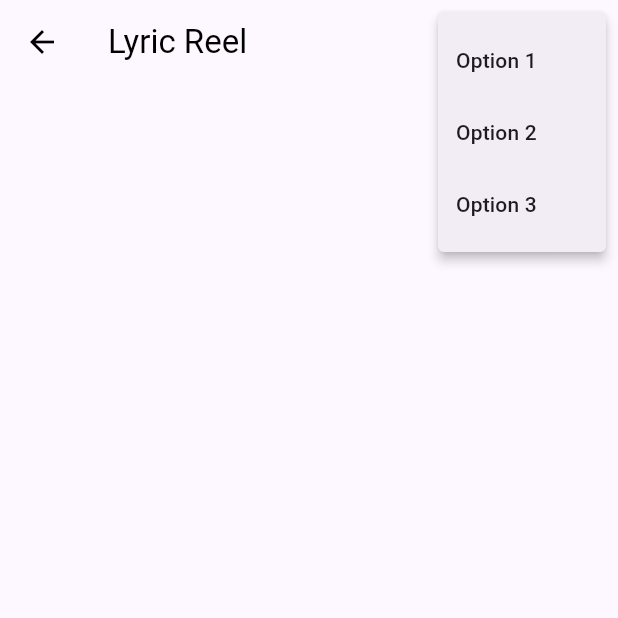
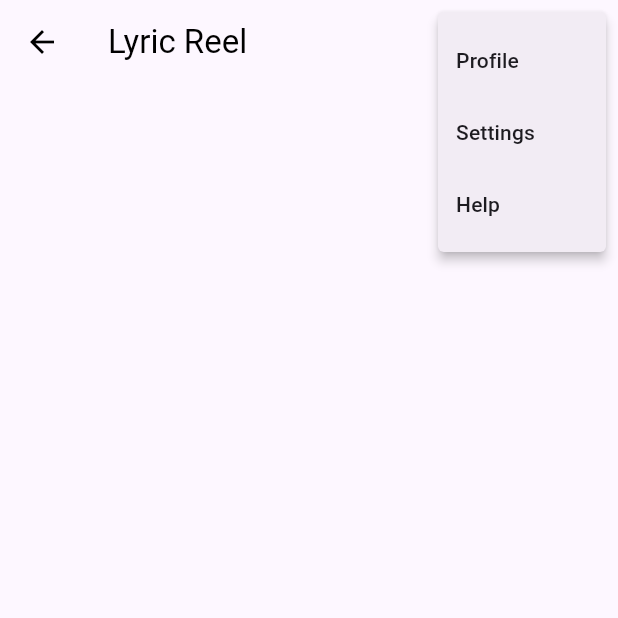
Before and after one commit to buzurg2003/lyric_reel, a Flutter app: the HomePage screen opened by its route, after a tap on the "more vert" icon, on a phone screen of 412 x 824 dp, the top half of it. Run offline on Flutter 3.47's test engine with Material 3 defaults, Android fonts, the phone set to English and light mode, and no system bars.

Commit message:
Updated: home_page.dart was modified

```diff
--- a/lib/pages/home_page/home_page.dart
+++ b/lib/pages/home_page/home_page.dart
@@ -33,15 +33,15 @@ class _MyHomePageState extends State<HomePage> {
             itemBuilder: (BuildContext context) => [
               PopupMenuItem(
                 value: 1,
-                child: Text("Option 1"),
+                child: Text("Profile"),
               ),
               PopupMenuItem(
                 value: 2,
-                child: Text("Option 2"),
+                child: Text("Settings"),
               ),
               PopupMenuItem(
                 value: 3,
-                child: Text("Option 3"),
+                child: Text("Help"),
               ),
             ],
           ),
```
